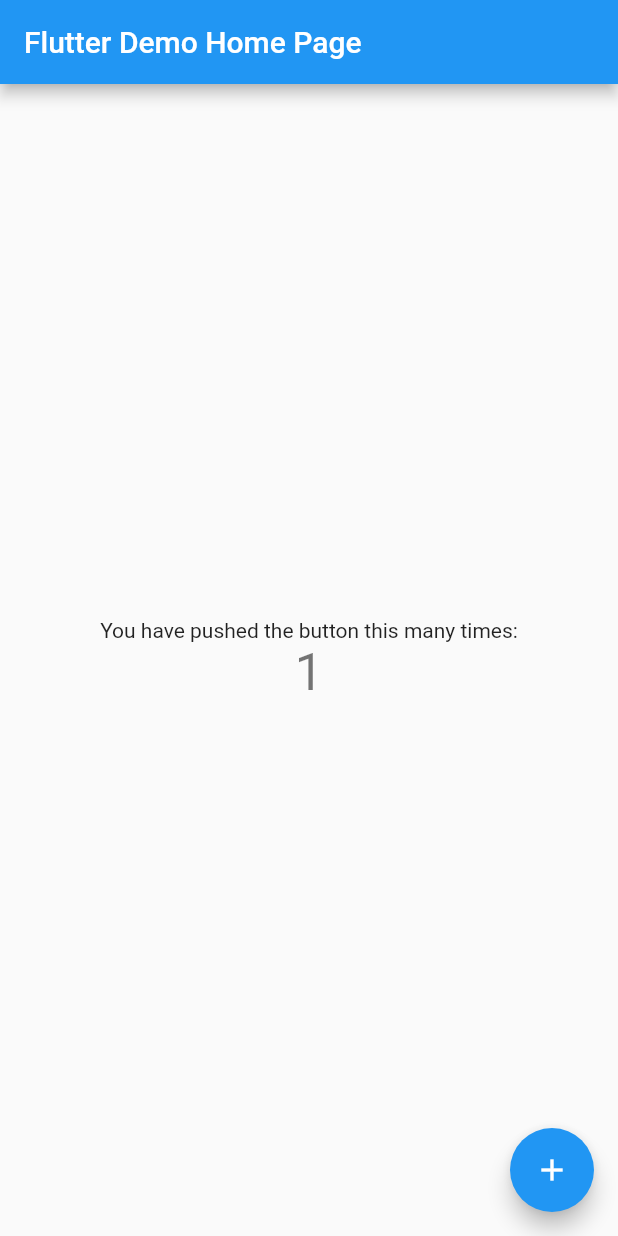
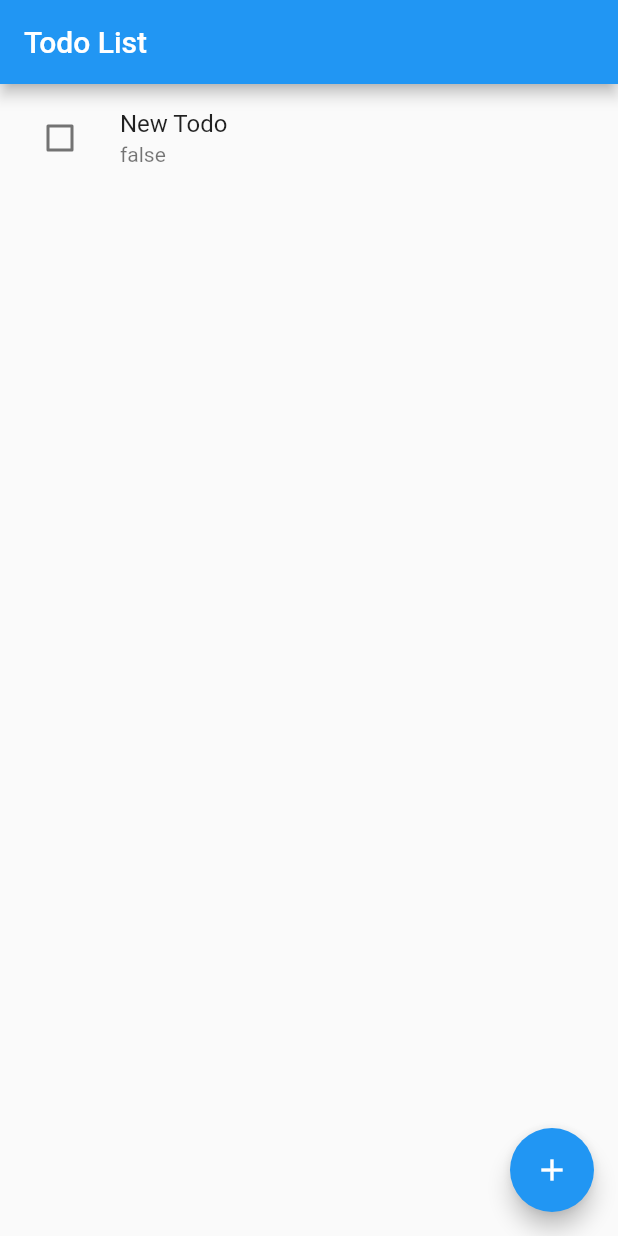
Before and after one commit to tkykymok/q-pal-kiosk-app, a Flutter app: the screen it shows after launch, after a tap on the "add" icon, on a phone screen of 412 x 824 dp. Run offline on Flutter 3.47's test engine with Material 2 defaults, Android fonts, the light colour scheme and no system bars; our stand-ins replace dartz, dio, freezed_annotation, hooks_riverpod, pretty_dio_logger, retrofit and 1 more; missing offline and left inert: data_connection_checker_nulls; generated files the repository leaves out were written again.

Commit message:
一時保存

```diff
--- /dev/null
+++ b/lib/app/app.dart
@@ -0,0 +1,13 @@
+import 'package:flutter/material.dart';
+import 'package:hooks_riverpod/hooks_riverpod.dart';
+import 'package:q_pal_kiosk_app/features/todo/todo_view.dart';
+
+class MyApp extends HookConsumerWidget {
+  @override
+  Widget build(BuildContext context, WidgetRef ref) {
+    return const MaterialApp(
+      title: 'Todo App',
+      home: TodoView(),
+    );
+  }
+}
--- /dev/null
+++ b/lib/app/constant.dart
@@ -0,0 +1,5 @@
+// ignore_for_file: constant_identifier_names
+class Constant {
+  static const String BASE_API_URL = "localhost:8080/api";
+  static const String TOKEN = "get api token here";
+}
--- /dev/null
+++ b/lib/domain/model/todo.dart
@@ -0,0 +1,11 @@
+class Todo {
+  final String id;
+  final String title;
+  final bool completed;
+
+  Todo({
+    required this.id,
+    required this.title,
+    this.completed = false,
+  });
+}
--- /dev/null
+++ b/lib/domain/repository/repository.dart
@@ -0,0 +1,3 @@
+import 'package:dartz/dartz.dart';
+
+abstract class Repository {}
--- /dev/null
+++ b/lib/features/todo/todo_state.dart
@@ -0,0 +1,12 @@
+import 'package:freezed_annotation/freezed_annotation.dart';
+import '../../domain/model/todo.dart';
+
+part 'todo_state.freezed.dart';
+
+@freezed
+class TodoState with _$TodoState {
+  const factory TodoState({
+    required List<Todo> todos,
+    @Default(0) int currentIndex,
+  }) = _TodoState;
+}
--- /dev/null
+++ b/lib/features/todo/todo_view.dart
@@ -0,0 +1,43 @@
+import 'package:flutter/material.dart';
+import 'package:hooks_riverpod/hooks_riverpod.dart';
+import 'package:q_pal_kiosk_app/domain/model/todo.dart';
+import 'package:q_pal_kiosk_app/features/todo/todo_view_model.dart';
+
+class TodoView extends HookConsumerWidget {
+  const TodoView({super.key});
+
+  @override
+  Widget build(BuildContext context, WidgetRef ref) {
+    final state = ref.watch(todoListProvider);
+
+    return Scaffold(
+      appBar: AppBar(
+        title: Text('Todo List'),
+      ),
+      body: ListView.builder(
+        itemCount: state.todos.length,
+        itemBuilder: (context, index) {
+          return ListTile(
+            title: Text(state.todos[index].title),
+            subtitle: Text(state.todos[index].completed.toString()),
+            leading: Checkbox(
+              value: state.todos[index].completed,
+              onChanged: (value) {
+                ref
+                    .read(todoListProvider.notifier)
+                    .toggle(state.todos[index].id);
+              },
+            ),
+          );
+        },
+      ),
+      floatingActionButton: FloatingActionButton(
+        onPressed: () {
+          final todo = Todo(id: DateTime.now().toString(), title: 'New Todo');
+          ref.read(todoListProvider.notifier).add(todo);
+        },
+        child: Icon(Icons.add),
+      ),
+    );
+  }
+}
--- /dev/null
+++ b/lib/features/todo/todo_view_model.dart
@@ -0,0 +1,29 @@
+import 'package:hooks_riverpod/hooks_riverpod.dart';
+import '../../domain/model/todo.dart';
+import 'todo_state.dart';
+
+class TodoViewModel extends StateNotifier<TodoState> {
+  TodoViewModel() : super(const TodoState(todos: []));
+
+  void add(Todo todo) {
+    state = state.copyWith(
+      todos: [...state.todos, todo],
+    );
+  }
+
+  void toggle(String id) {
+    state = state.copyWith(
+      todos: [
+        for (final todo in state.todos)
+          if (todo.id == id)
+            Todo(id: todo.id, title: todo.title, completed: !todo.completed)
+          else
+            todo
+      ],
+    );
+  }
+}
+
+final todoListProvider = StateNotifierProvider<TodoViewModel, TodoState>((ref) {
+  return TodoViewModel();
+});
--- a/lib/main.dart
+++ b/lib/main.dart
@@ -1,115 +1,10 @@
 import 'package:flutter/material.dart';
+import 'package:hooks_riverpod/hooks_riverpod.dart';
+import 'package:q_pal_kiosk_app/app/app.dart';
 
-void main() {
-  runApp(const MyApp());
+void main() async {
+  WidgetsFlutterBinding.ensureInitialized();
+  // await initAppModule();
+
+  runApp(ProviderScope(child: MyApp()));
 }
-
-class MyApp extends StatelessWidget {
-  const MyApp({super.key});
-
-  // This widget is the root of your application.
-  @override
-  Widget build(BuildContext context) {
-    return MaterialApp(
-      title: 'Flutter Demo',
-      theme: ThemeData(
-        // This is the theme of your application.
-        //
-        // Try running your application with "flutter run". You'll see the
-        // application has a blue toolbar. Then, without quitting the app, try
-        // changing the primarySwatch below to Colors.green and then invoke
-        // "hot reload" (press "r" in the console where you ran "flutter run",
-        // or simply save your changes to "hot reload" in a Flutter IDE).
-        // Notice that the counter didn't reset back to zero; the application
-        // is not restarted.
-        primarySwatch: Colors.blue,
-      ),
-      home: const MyHomePage(title: 'Flutter Demo Home Page'),
-    );
-  }
-}
-
-class MyHomePage extends StatefulWidget {
-  const MyHomePage({super.key, required this.title});
-
-  // This widget is the home page of your application. It is stateful, meaning
-  // that it has a State object (defined below) that contains fields that affect
-  // how it looks.
-
-  // This class is the configuration for the state. It holds the values (in this
-  // case the title) provided by the parent (in this case the App widget) and
-  // used by the build method of the State. Fields in a Widget subclass are
-  // always marked "final".
-
-  final String title;
-
-  @override
-  State<MyHomePage> createState() => _MyHomePageState();
-}
-
-class _MyHomePageState extends State<MyHomePage> {
-  int _counter = 0;
-
-  void _incrementCounter() {
-    setState(() {
-      // This call to setState tells the Flutter framework that something has
-      // changed in this State, which causes it to rerun the build method below
-      // so that the display can reflect the updated values. If we changed
-      // _counter without calling setState(), then the build method would not be
-      // called again, and so nothing would appear to happen.
-      _counter++;
-    });
-  }
-
-  @override
-  Widget build(BuildContext context) {
-    // This method is rerun every time setState is called, for instance as done
-    // by the _incrementCounter method above.
-    //
-    // The Flutter framework has been optimized to make rerunning build methods
-    // fast, so that you can just rebuild anything that needs updating rather
-    // than having to individually change instances of widgets.
-    return Scaffold(
-      appBar: AppBar(
-        // Here we take the value from the MyHomePage object that was created by
-        // the App.build method, and use it to set our appbar title.
-        title: Text(widget.title),
-      ),
-      body: Center(
-        // Center is a layout widget. It takes a single child and positions it
-        // in the middle of the parent.
-        child: Column(
-          // Column is also a layout widget. It takes a list of children and
-          // arranges them vertically. By default, it sizes itself to fit its
-          // children horizontally, and tries to be as tall as its parent.
-          //
-          // Invoke "debug painting" (press "p" in the console, choose the
-          // "Toggle Debug Paint" action from the Flutter Inspector in Android
-          // Studio, or the "Toggle Debug Paint" command in Visual Studio Code)
-          // to see the wireframe for each widget.
-          //
-          // Column has various properties to control how it sizes itself and
-          // how it positions its children. Here we use mainAxisAlignment to
-          // center the children vertically; the main axis here is the vertical
-          // axis because Columns are vertical (the cross axis would be
-          // horizontal).
-          mainAxisAlignment: MainAxisAlignment.center,
-          children: <Widget>[
-            const Text(
-              'You have pushed the button this many times:',
-            ),
-            Text(
-              '$_counter',
-              style: Theme.of(context).textTheme.headlineMedium,
-            ),
-          ],
-        ),
-      ),
-      floatingActionButton: FloatingActionButton(
-        onPressed: _incrementCounter,
-        tooltip: 'Increment',
-        child: const Icon(Icons.add),
-      ), // This trailing comma makes auto-formatting nicer for build methods.
-    );
-  }
-}
```
Also changed, not shown: lib/app/app_prefs.dart (added, +9 -0 lines), lib/app/providers.dart (added, +76 -0 lines), lib/data/data_source/remote_data_source.dart (added, +8 -0 lines), lib/data/network/app_api.dart (added, +9 -0 lines), lib/data/network/dio_factory.dart (added, +51 -0 lines), lib/data/network/network_info.dart (added, +13 -0 lines), lib/data/repository/repository_impl.dart (added, +11 -0 lines), lib/features/reservation_kiosk/reservation_kiosk.dart (added, +13 -0 lines), pubspec.yaml (+26 -26 lines), lib/data/network/app_api.g.dart (added), lib/features/todo/todo_state.freezed.dart (added), 4 other files.
